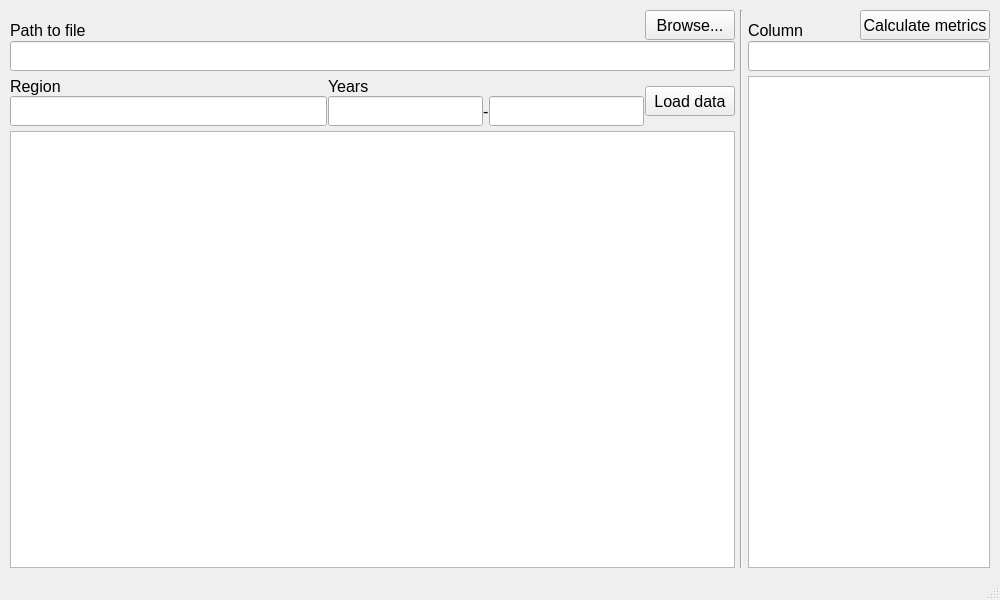
First picture: the form in mainwindow.ui, repository usual-one/CSVViewer, before the edit.
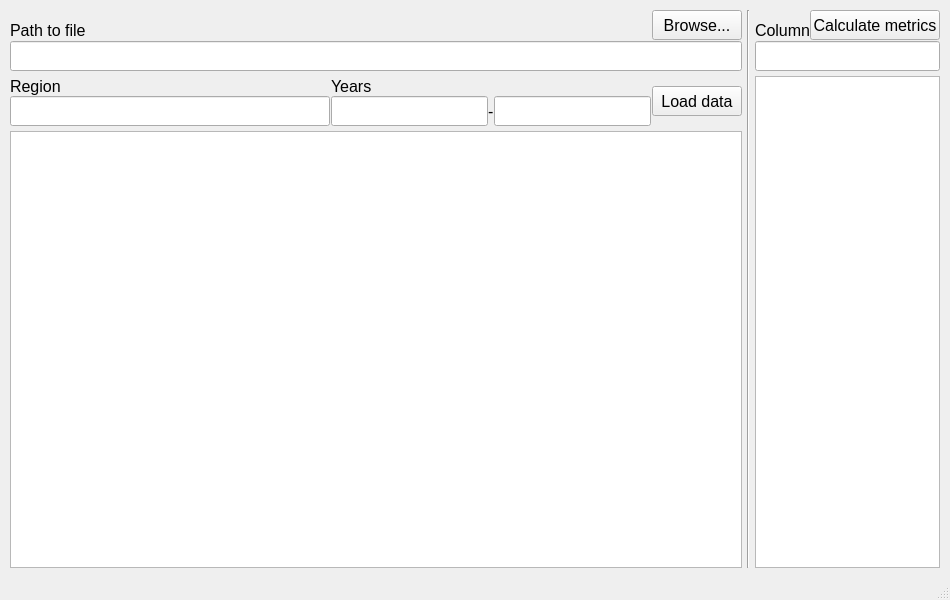
Second picture: the form after the edit.

What changed in the file:
```diff
--- a/mainwindow.ui
+++ b/mainwindow.ui
@@ -6,7 +6,7 @@
    <rect>
     <x>0</x>
     <y>0</y>
-    <width>1000</width>
+    <width>950</width>
     <height>600</height>
    </rect>
   </property>
@@ -43,7 +43,7 @@
    <property name="styleSheet">
     <string notr="true"/>
    </property>
-   <layout class="QHBoxLayout" name="horizontalLayout_5" stretch="3,0,1">
+   <layout class="QHBoxLayout" name="horizontalLayout_5" stretch="4,0,1">
     <property name="spacing">
      <number>5</number>
     </property>
```
